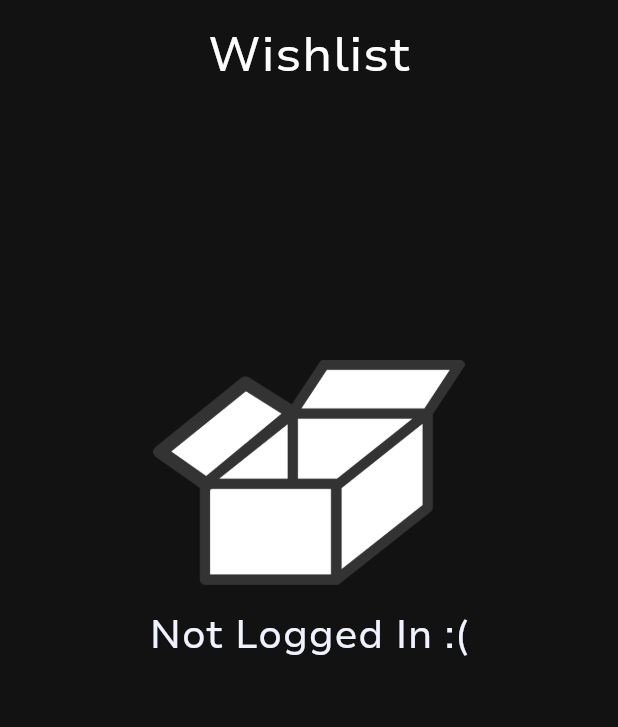
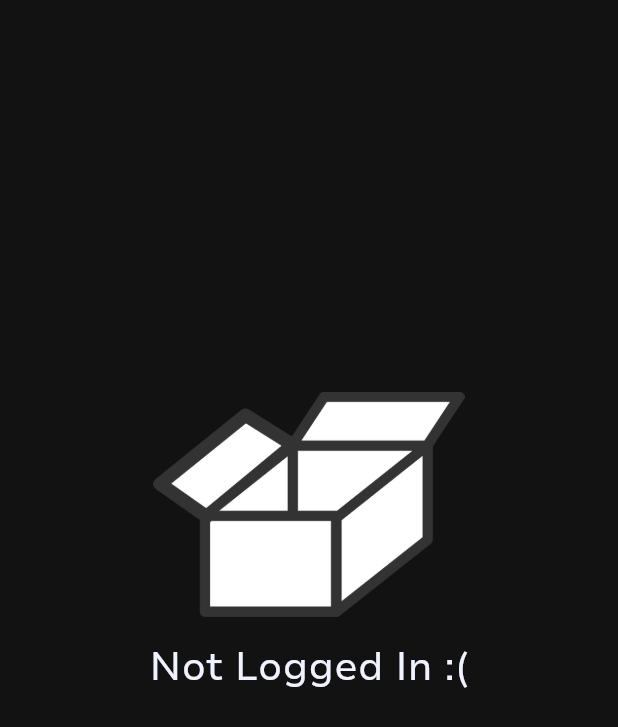
Before and after one commit to snaupdog/qrjungle, a Flutter app: the WishlistPage screen opened directly, on a phone screen of 412 x 824 dp. Shown: the top 727 px of the screen. Run offline on Flutter 3.47's test engine with Material 3 defaults, Android fonts, the light colour scheme and no system bars; our stand-ins replace animated_splash_screen, cached_network_image, email_validator, flutter_spinkit, fluttertoast, pin_code_fields and 2 more; missing offline and left inert: amplify_api, amplify_auth_cognito, amplify_flutter, blur_bottom_bar, delayed_widget, razorpay_flutter; accounts and stored records are empty; network calls fail.

Commit message:
changed appbar text and reduced size

```diff
--- a/qrjungle/lib/pages/bottomnavbar/wishlist.dart
+++ b/qrjungle/lib/pages/bottomnavbar/wishlist.dart
@@ -40,29 +40,20 @@ class _WishlistPageState extends State<WishlistPage> {
             padding: const EdgeInsets.fromLTRB(9.0, 0.0, 9.0, 0.0),
             child: Column(
               children: [
-                const Center(
-                  child: Text(
-                    'Wishlist',
-                    style: TextStyle(
-                      color: Color.fromARGB(255, 255, 255, 255),
-                      fontSize: 32,
-                      fontWeight: FontWeight.w500,
-                    ),
-                  ),
-                ),
-                SizedBox(height: 15),
                 (!loggedinmain)
-                    ? Column(
+                    ? Center(
+                      child: Column(
                           mainAxisAlignment: MainAxisAlignment.center,
                           crossAxisAlignment: CrossAxisAlignment.center,
                           children: [
                             SizedBox(
-                              height: MediaQuery.sizeOf(context).height * 0.2),
+                                height: MediaQuery.sizeOf(context).height * 0.3),
                             Image.asset('assets/empty.png', height: 150),
                             SizedBox(height: 15),
                             Text('Not Logged In :(',
                                 style: TextStyle(fontSize: 26)),
                           ],
+                        ),
                     )
                     : Qrcardgrid(type: "wishlist", categoryName: ""),
               ],
--- a/qrjungle/lib/themes.dart
+++ b/qrjungle/lib/themes.dart
@@ -12,7 +12,7 @@ ThemeData lightTheme = ThemeData(
   appBarTheme: AppBarTheme(
     backgroundColor: Color.fromARGB(255, 237, 244, 255),
     titleTextStyle: TextStyle(
-        color: accentcolor, fontFamily: 'NunitoSans_7pt', fontSize: 35),
+        color: accentcolor, fontFamily: 'NunitoSans_7pt', fontSize: 20),
   ),
   scaffoldBackgroundColor: primarycolor,
   floatingActionButtonTheme: FloatingActionButtonThemeData(
```
Also changed, not shown: qrjungle/lib/pages/bottomnavbar/myqrs.dart (+4 -13 lines), qrjungle/lib/pages/qrcardgrid.dart (+6 -4 lines), qrjungle/lib/pageselect.dart (+21 -1 lines). Lines whose indentation alone changed are shown as unchanged.
